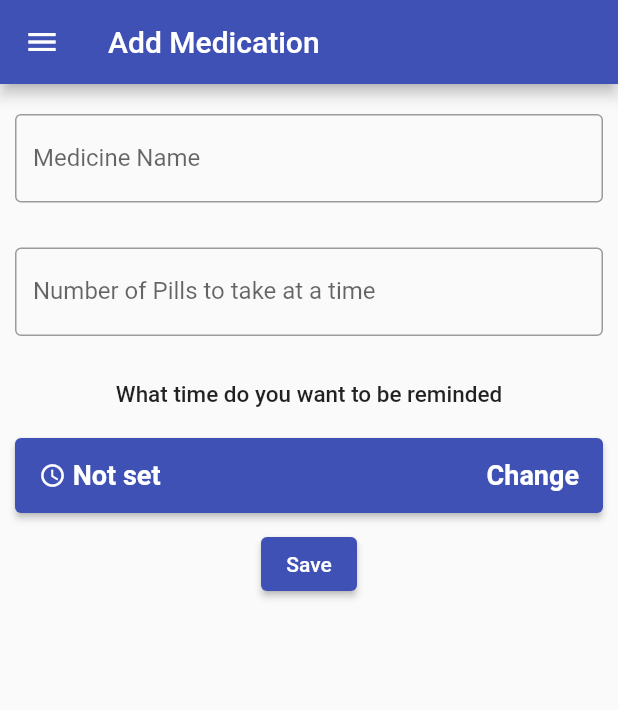
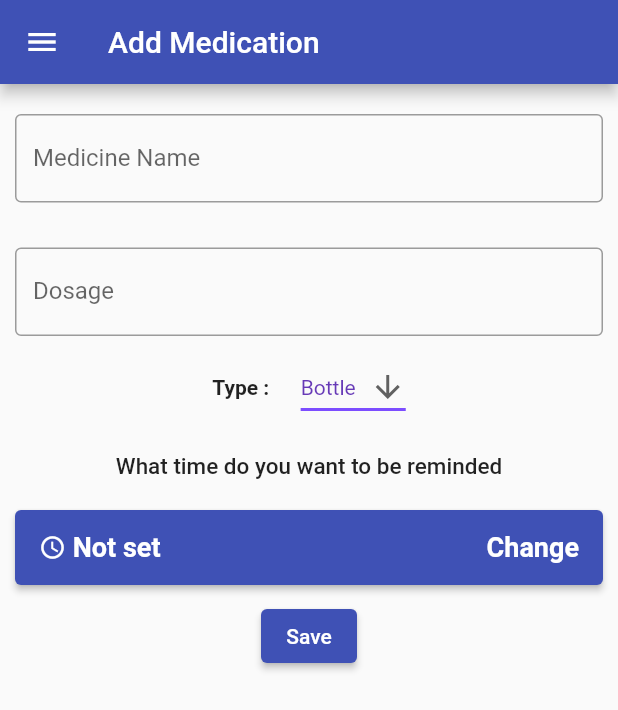
Before and after one commit to harshitdroid/pill_minder, a Flutter app: the addMed screen opened directly, after a tap on "Save", on a phone screen of 412 x 824 dp. Shown: the top 710 px of the screen. Run offline on Flutter 3.47's test engine with Material 2 defaults, Android fonts, the phone set to English and light mode, and no system bars; our stand-ins replace cloud_firestore, firebase_auth, firebase_core, firebase_database, flutter_datetime_picker, flutter_pw_validator and 1 more; accounts and stored records are empty.

Commit message:
Added Dynamic update need to add   get medicine   listview   calender add   day of week later

```diff
--- a/lib/addMed.dart
+++ b/lib/addMed.dart
@@ -1,4 +1,5 @@
 import 'package:cloud_firestore/cloud_firestore.dart';
+import 'package:firebase_database/firebase_database.dart';
 import 'package:flutter/material.dart';
 import 'package:flutter/cupertino.dart';
 import 'package:pill_minder/main.dart';
@@ -33,6 +34,7 @@ class _addMedState extends State<addMed> {
   int minInt = 0;
   int secInt = 0;
   var splitted;
+  String bottType = "Bottle";
 
   @override
   Widget build(BuildContext context) {
@@ -115,7 +117,7 @@ class _addMedState extends State<addMed> {
                decoration:  InputDecoration(
                  border:  OutlineInputBorder(),
 
-                 labelText: 'Number of Pills to take at a time',
+                 labelText: 'Dosage',
 
                ),
                keyboardType: TextInputType.number,
@@ -127,6 +129,42 @@ class _addMedState extends State<addMed> {
 
 
            ),
+            Row(
+              mainAxisAlignment: MainAxisAlignment.center,
+              children: <Widget>[
+                Text(
+                    "Type :      ",
+                style: TextStyle(
+                  fontWeight: FontWeight.bold,
+                ),),
+                Container(
+                  child: DropdownButton<String>(
+                    value: bottType,
+                    icon: const Icon(Icons.arrow_downward),
+                    elevation: 16,
+                    style: const TextStyle(color: Colors.deepPurple),
+                    underline: Container(
+                      height: 2,
+                      color: Colors.deepPurpleAccent,
+                    ),
+                    onChanged: (String? newValue) {
+                      setState(() {
+                        bottType = newValue!;
+                      });
+                    },
+                    items: <String>['Bottle', 'Tablet', 'Pill', 'Syringe']
+                        .map<DropdownMenuItem<String>>((String value) {
+                      return DropdownMenuItem<String>(
+                        value: value,
+                        child: Text(value),
+                      );
+                    }).toList(),
+                  ),
+                ),
+
+              ],
+            ),
+
            const SizedBox(
              height: 20,
            ),
@@ -226,6 +264,21 @@ class _addMedState extends State<addMed> {
                 }).catchError((error) {
                   print("Failed to add to firebase");
                 });
+                FirebaseDatabase.instance.ref().child(userID + "/" + medNameController.text).set(
+                {
+                  "medName" : medNameController.text,
+                  "pills" : medQuantityController.text,
+                  "hour" : hourInt,
+                  "min" : minInt,
+                  "sec" : secInt,
+                  "time" : '${_time}',
+                  "Type" : bottType
+                }
+                ).then((value) {
+                  print("Successfully added to firebase");
+                }).catchError((error) {
+                  print("Failed to add to firebase");
+                });
             },
 
               child: Text(
```
Also changed, not shown: lib/homePage.dart (+30 -8 lines), lib/main.dart (+14 -15 lines), pubspec.yaml (+7 -0 lines), pubspec.lock, 22 other files.
